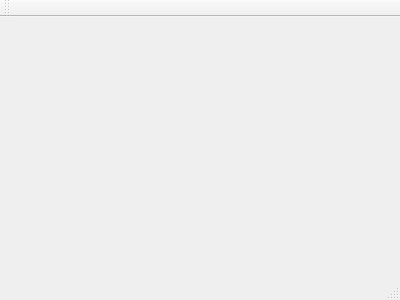
First picture: the form in plug/mainwindow.ui, repository b2ornot2b/plug, before the edit.
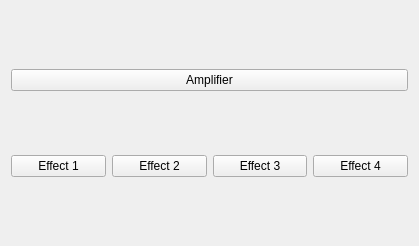
Second picture: the form after the edit.

```diff
--- a/plug/mainwindow.ui
+++ b/plug/mainwindow.ui
@@ -1,24 +1,62 @@
 <ui version="4.0">
  <class>MainWindow</class>
- <widget class="QMainWindow" name="MainWindow" >
-  <property name="geometry" >
+ <widget class="QMainWindow" name="MainWindow">
+  <property name="geometry">
    <rect>
     <x>0</x>
     <y>0</y>
-    <width>400</width>
-    <height>300</height>
+    <width>419</width>
+    <height>246</height>
    </rect>
   </property>
   <property name="windowTitle" >
    <string>MainWindow</string>
   </property>
-  <widget class="QMenuBar" name="menuBar" />
-  <widget class="QToolBar" name="mainToolBar" />
-  <widget class="QWidget" name="centralWidget" />
-  <widget class="QStatusBar" name="statusBar" />
+  <widget class="QWidget" name="centralWidget">
+   <layout class="QVBoxLayout" name="verticalLayout">
+    <item>
+     <widget class="QPushButton" name="Amplifier">
+      <property name="text">
+       <string>Amplifier</string>
+      </property>
+     </widget>
+    </item>
+    <item>
+     <layout class="QHBoxLayout" name="horizontalLayout_2">
+      <item>
+       <widget class="QPushButton" name="EffectButton1">
+        <property name="text">
+         <string>Effect 1</string>
+        </property>
+       </widget>
+      </item>
+      <item>
+       <widget class="QPushButton" name="EffectButton2">
+        <property name="text">
+         <string>Effect 2</string>
+        </property>
+       </widget>
+      </item>
+      <item>
+       <widget class="QPushButton" name="EffectButton3">
+        <property name="text">
+         <string>Effect 3</string>
+        </property>
+       </widget>
+      </item>
+      <item>
+       <widget class="QPushButton" name="EffectButton4">
+        <property name="text">
+         <string>Effect 4</string>
+        </property>
+       </widget>
+      </item>
+     </layout>
+    </item>
+   </layout>
+  </widget>
  </widget>
- <layoutDefault spacing="6" margin="11" />
- <pixmapfunction></pixmapfunction>
+ <layoutdefault spacing="6" margin="11"/>
  <resources/>
  <connections/>
 </ui>
```
Left out of the diff: 5 changed lines with no effect on the pictures.
